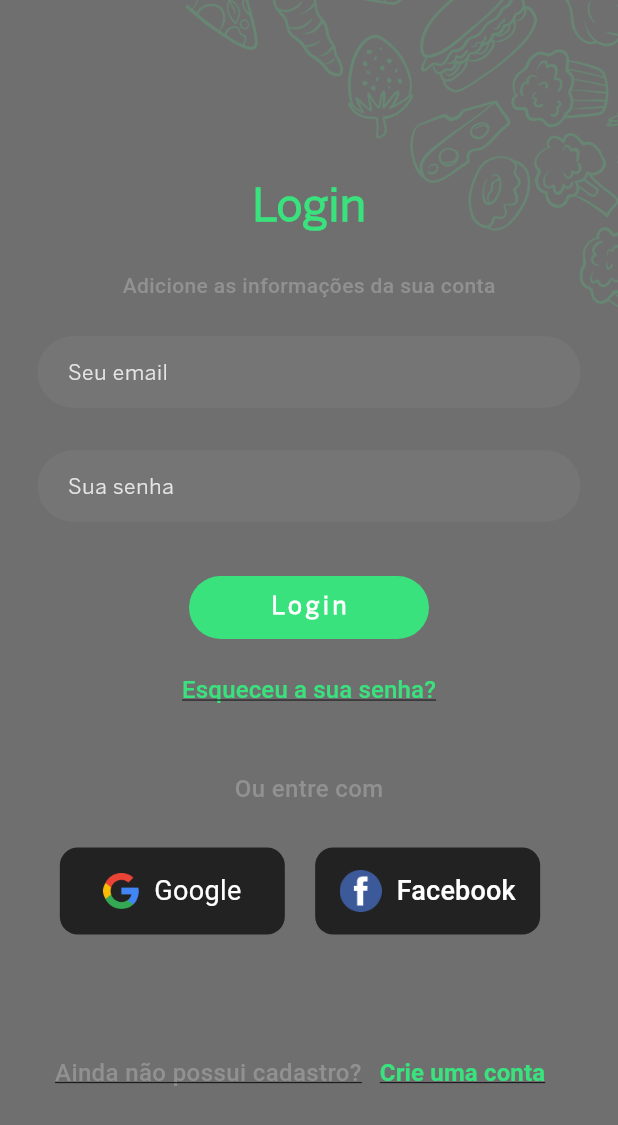
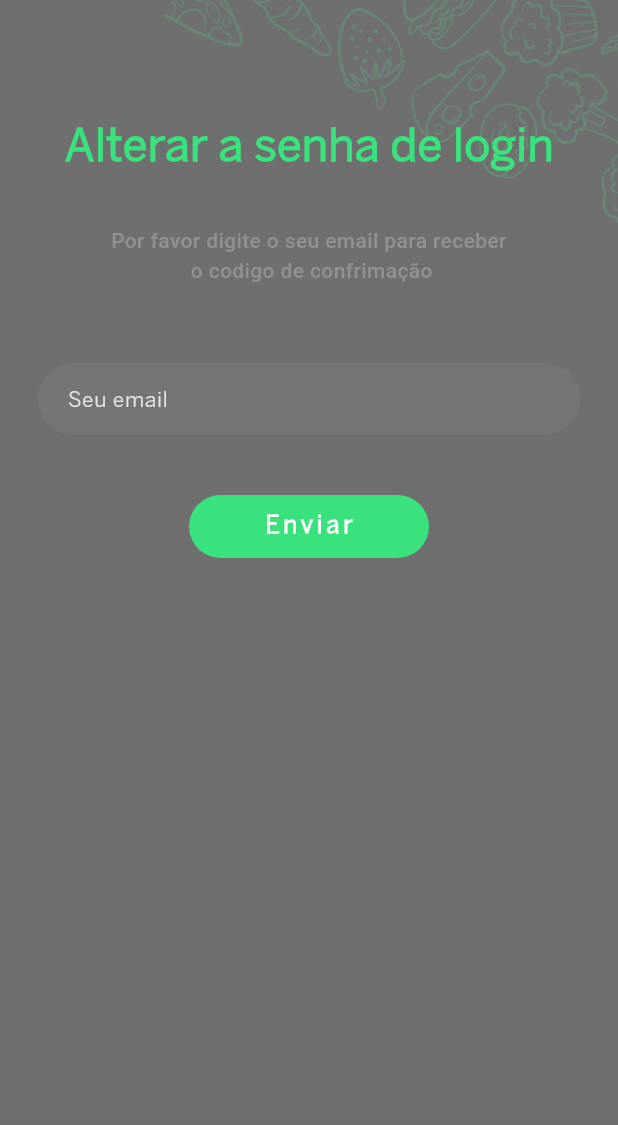
Before and after one commit to Jonata-tr/Delivery-app, a Flutter app: the LoginView screen opened directly, after a tap on "Esqueceu a sua senha?", on a phone screen of 412 x 824 dp. Shown: the top 1125 px of the screen. Run offline on Flutter 3.47's test engine with Material 3 defaults, Android fonts, the light colour scheme and no system bars; Roboto replaces fonts that are missing (BentonSans).

Commit message:
Finalizado a aparencia das paginas de registro, esqueceu a senha e nova senha

```diff
--- a/lib/common_widget/round_text_field.dart
+++ b/lib/common_widget/round_text_field.dart
@@ -34,7 +34,7 @@ class RoundTextField extends StatelessWidget {
                 fontSize: 14,
                 fontWeight: FontWeight.w500,
                 fontFamily: "BentoSans")),
-        style: TextStyle(color: Colors.white),
+        style: const TextStyle(color: Colors.white),
       ),
     );
   }
--- a/lib/view/login/login_view.dart
+++ b/lib/view/login/login_view.dart
@@ -1,4 +1,5 @@
 import 'package:delivery_app/common/color_extension.dart';
+import 'package:delivery_app/view/login/res_password_view.dart';
 import 'package:delivery_app/view/login/singup_view.dart';
 import 'package:flutter/material.dart';
 
@@ -84,7 +85,12 @@ class _LoginViewState extends State<LoginView> {
               RoundButton(title: "Login", onPressed: () => {}),
               const SizedBox(height: 10),
               TextButton(
-                onPressed: () {},
+                onPressed: () {
+                  Navigator.push(
+                      context,
+                      MaterialPageRoute(
+                          builder: (context) => const ResetPasswordView()));
+                },
                 child: Text(
                   "Esqueceu a sua senha?",
                   style: TextStyle(
--- /dev/null
+++ b/lib/view/login/res_password_view.dart
@@ -0,0 +1,93 @@
+import 'package:delivery_app/common/color_extension.dart';
+import 'package:delivery_app/view/login/login_view.dart';
+import 'package:flutter/material.dart';
+
+import '../../common_widget/round_button.dart';
+import '../../common_widget/round_text_field.dart';
+
+class ResetPasswordView extends StatefulWidget {
+  const ResetPasswordView({super.key});
+
+  @override
+  State<ResetPasswordView> createState() => _ResetPasswordViewState();
+}
+
+class _ResetPasswordViewState extends State<ResetPasswordView> {
+  TextEditingController txtEmail = TextEditingController();
+
+  @override
+  Widget build(BuildContext context) {
+    var media = MediaQuery.of(context).size;
+
+    return Scaffold(
+        body: SingleChildScrollView(
+            child: Column(
+      children: [
+        Stack(
+          clipBehavior: Clip.none,
+          alignment: Alignment.center,
+          children: [
+            Positioned(
+              bottom: 10,
+              left: 140,
+              child: Transform.rotate(
+                angle: 122 / 360,
+                child: Image.asset(
+                  "assets/img/Pattern.png",
+                  width: 360,
+                  fit: BoxFit.contain,
+                ),
+              ),
+            ),
+            const SizedBox(height: 120, width: double.infinity),
+            Positioned(
+              bottom: 0,
+              child: Text(
+                "Alterar a senha de login",
+                style: TextStyle(
+                    color: Tcolor.primaryColor,
+                    fontSize: 30,
+                    fontWeight: FontWeight.w800,
+                    fontFamily: 'BentoSans'),
+              ),
+            )
+          ],
+        ),
+        Padding(
+          padding: const EdgeInsets.symmetric(horizontal: 25, vertical: 20),
+          child: Column(
+            crossAxisAlignment: CrossAxisAlignment.center,
+            mainAxisAlignment: MainAxisAlignment.center,
+            children: [
+              const SizedBox(
+                height: 10,
+              ),
+              Text(
+                "Por favor digite o seu email para receber\n o codigo de confrimação",
+                textAlign: TextAlign.center,
+                style: TextStyle(
+                    color: Tcolor.secondaryText,
+                    fontSize: 14,
+                    fontWeight: FontWeight.w500),
+              ),
+              //INICIO DOS INPUTS
+
+              const SizedBox(height: 52),
+              RoundTextField(
+                hintText: "Seu email",
+                controller: txtEmail,
+                keyboardType: TextInputType.emailAddress,
+              ),
+              const SizedBox(
+                height: 40,
+              ),
+              //FIM DOS CAMPOS DE INPUT
+
+              RoundButton(title: "Enviar", onPressed: () => {}),
+            ],
+          ),
+        ),
+      ],
+    )));
+  }
+}
```
Also changed, not shown: lib/view/login/new_password_view.dart (added, +100 -0 lines), lib/view/login/singup_view.dart (added, +160 -0 lines).
